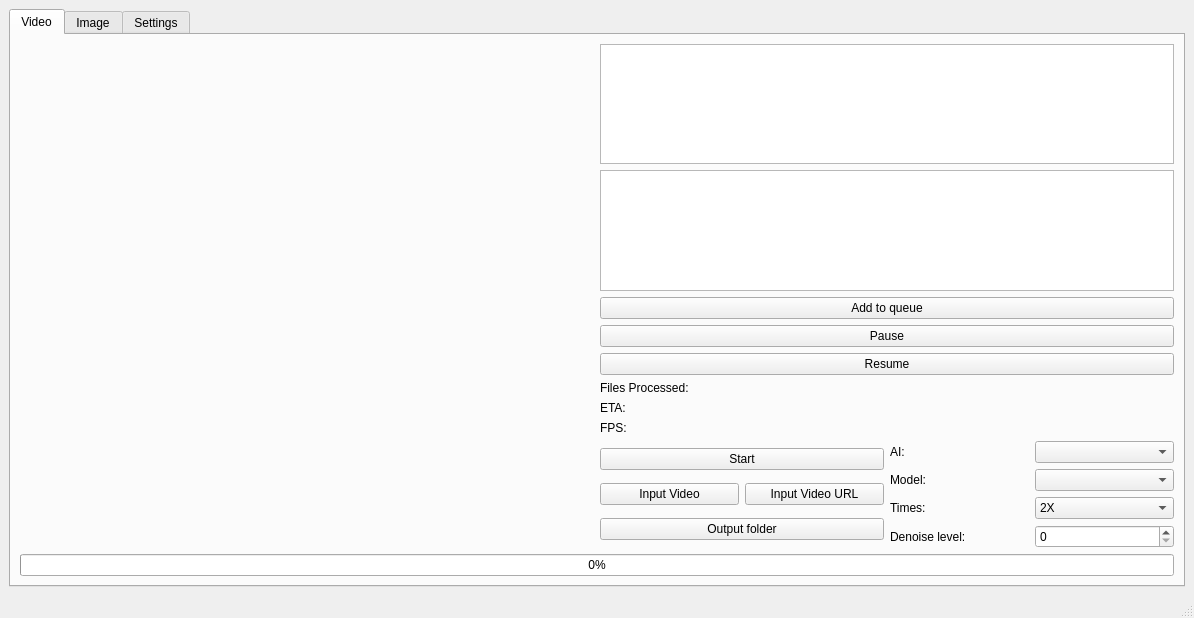
This is mainwindow.ui in TNTwise/REAL-Video-Enhancer as Qt 5 draws it before an edit. The edited form follows.
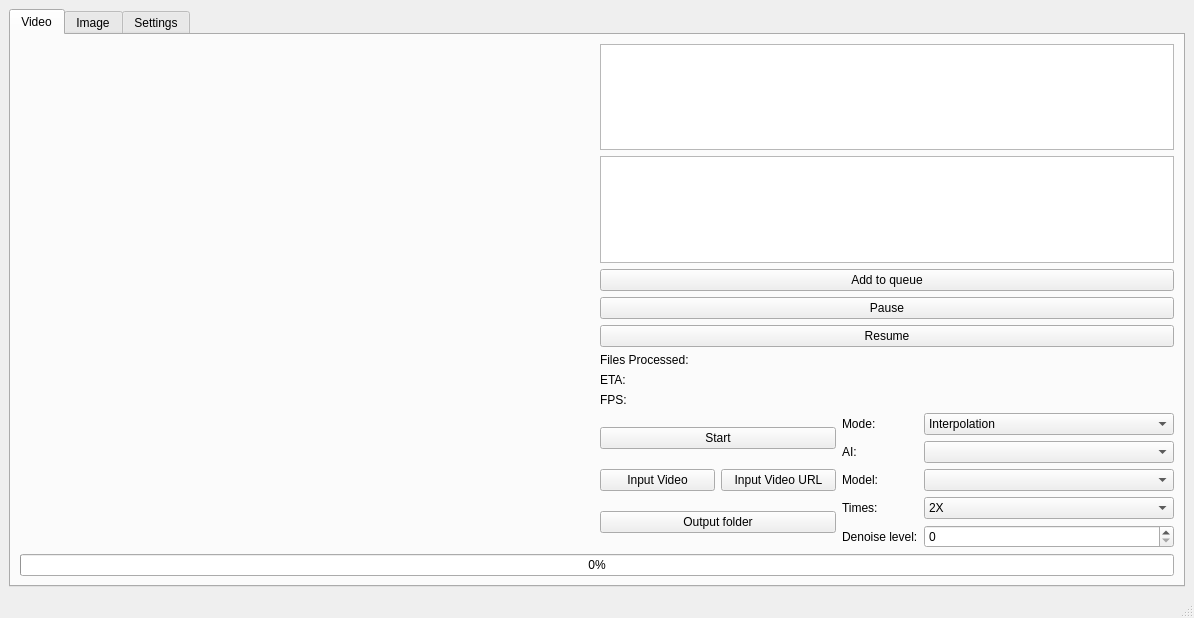
This is the edited form. Icons and pictures are not drawn.

Commit message: differenciate between upscale and interpolation

Patch:
```diff
--- a/mainwindow.ui
+++ b/mainwindow.ui
@@ -239,6 +239,40 @@
               </item>
               <item>
                <layout class="QVBoxLayout" name="verticalLayout_3">
+                <property name="sizeConstraint">
+                 <enum>QLayout::SetMinimumSize</enum>
+                </property>
+                <item>
+                 <layout class="QHBoxLayout" name="horizontalLayout_19">
+                  <item>
+                   <widget class="QLabel" name="label_21">
+                    <property name="text">
+                     <string>Mode:</string>
+                    </property>
+                   </widget>
+                  </item>
+                  <item>
+                   <widget class="QComboBox" name="modeCombo">
+                    <property name="minimumSize">
+                     <size>
+                      <width>250</width>
+                      <height>0</height>
+                     </size>
+                    </property>
+                    <item>
+                     <property name="text">
+                      <string>Interpolation</string>
+                     </property>
+                    </item>
+                    <item>
+                     <property name="text">
+                      <string>Upscaling</string>
+                     </property>
+                    </item>
+                   </widget>
+                  </item>
+                 </layout>
+                </item>
                 <item>
                  <layout class="QHBoxLayout" name="horizontalLayout_5">
                   <item>
@@ -249,7 +283,14 @@
                    </widget>
                   </item>
                   <item>
-                   <widget class="QComboBox" name="AICombo"/>
+                   <widget class="QComboBox" name="AICombo">
+                    <property name="minimumSize">
+                     <size>
+                      <width>250</width>
+                      <height>0</height>
+                     </size>
+                    </property>
+                   </widget>
                   </item>
                  </layout>
                 </item>
@@ -263,7 +304,14 @@
                    </widget>
                   </item>
                   <item>
-                   <widget class="QComboBox" name="Rife_Model"/>
+                   <widget class="QComboBox" name="Rife_Model">
+                    <property name="minimumSize">
+                     <size>
+                      <width>250</width>
+                      <height>0</height>
+                     </size>
+                    </property>
+                   </widget>
                   </item>
                  </layout>
                 </item>
@@ -280,7 +328,7 @@
                    <widget class="QComboBox" name="Rife_Times">
                     <property name="minimumSize">
                      <size>
-                      <width>0</width>
+                      <width>250</width>
                       <height>0</height>
                      </size>
                     </property>
@@ -314,6 +362,12 @@
                   </item>
                   <item>
                    <widget class="QSpinBox" name="denoiseLevelSpinBox">
+                    <property name="minimumSize">
+                     <size>
+                      <width>250</width>
+                      <height>0</height>
+                     </size>
+                    </property>
                     <property name="minimum">
                      <number>0</number>
                     </property>
```
The commit also changes 9 other files.
